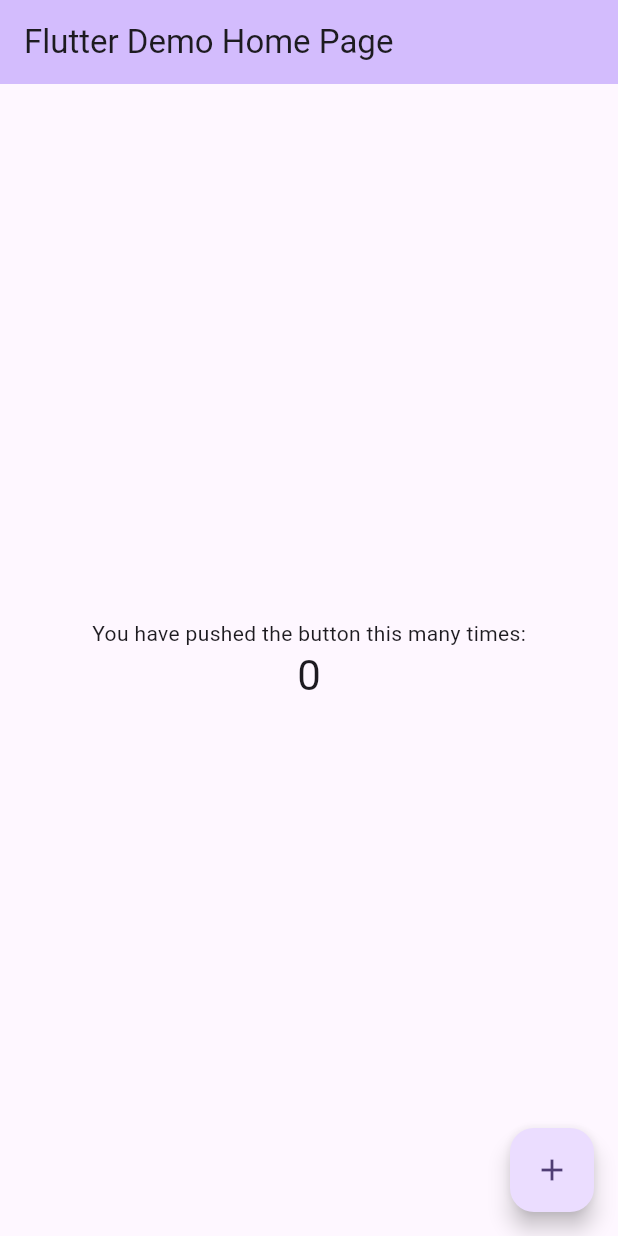
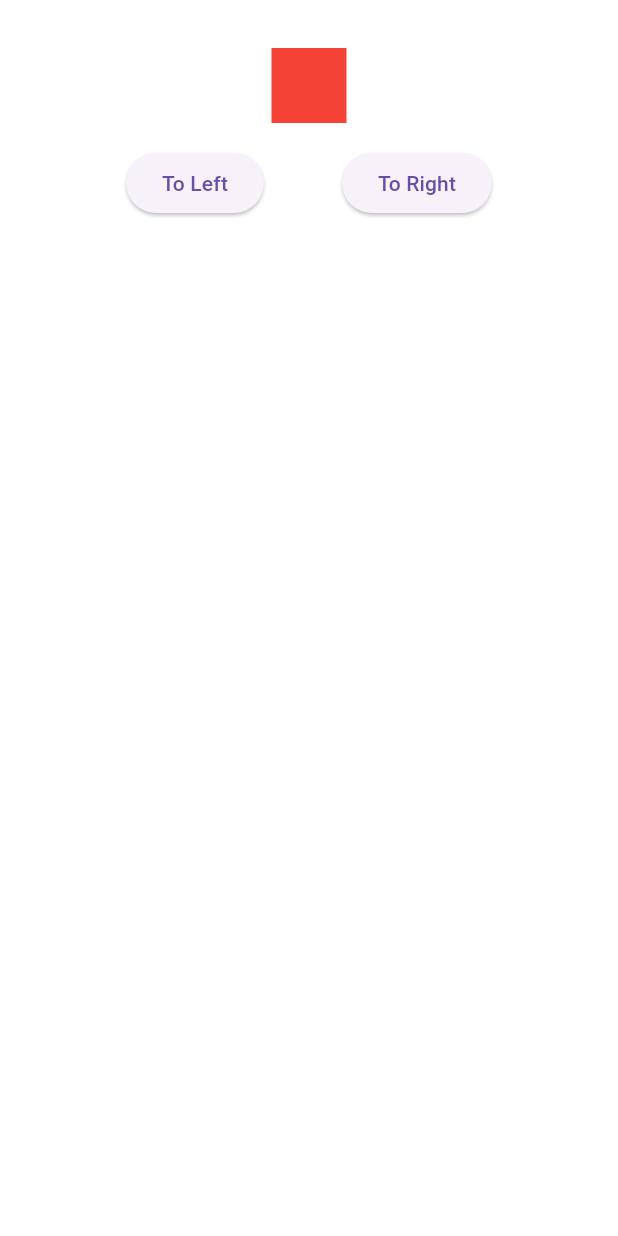
Before and after one commit to MuhammadAbdullahEhsan1/Moving-Sqaure, a Flutter app: the screen it shows after launch, on a phone screen of 412 x 824 dp. Run offline on Flutter 3.47's test engine with Material 3 defaults, Android fonts, the phone set to English and light mode, and no system bars.

Commit message:
Update main.dart

```diff
--- a/lib/main.dart
+++ b/lib/main.dart
@@ -1,5 +1,6 @@
 import 'package:flutter/material.dart';
 
+// The app starts here
 void main() {
   runApp(const MyApp());
 }
@@ -7,116 +8,107 @@ void main() {
 class MyApp extends StatelessWidget {
   const MyApp({super.key});
 
-  // This widget is the root of your application.
   @override
   Widget build(BuildContext context) {
-    return MaterialApp(
-      title: 'Flutter Demo',
-      theme: ThemeData(
-        // This is the theme of your application.
-        //
-        // TRY THIS: Try running your application with "flutter run". You'll see
-        // the application has a purple toolbar. Then, without quitting the app,
-        // try changing the seedColor in the colorScheme below to Colors.green
-        // and then invoke "hot reload" (save your changes or press the "hot
-        // reload" button in a Flutter-supported IDE, or press "r" if you used
-        // the command line to start the app).
-        //
-        // Notice that the counter didn't reset back to zero; the application
-        // state is not lost during the reload. To reset the state, use hot
-        // restart instead.
-        //
-        // This works for code too, not just values: Most code changes can be
-        // tested with just a hot reload.
-        colorScheme: ColorScheme.fromSeed(seedColor: Colors.deepPurple),
-      ),
-      home: const MyHomePage(title: 'Flutter Demo Home Page'),
+    return const MaterialApp(
+      debugShowCheckedModeBanner: false, // Hides the debug banner
+      home: Padding(padding: EdgeInsets.all(32.0), child: SquareAnimation()),
     );
   }
 }
 
-class MyHomePage extends StatefulWidget {
-  const MyHomePage({super.key, required this.title});
-
-  // This widget is the home page of your application. It is stateful, meaning
-  // that it has a State object (defined below) that contains fields that affect
-  // how it looks.
-
-  // This class is the configuration for the state. It holds the values (in this
-  // case the title) provided by the parent (in this case the App widget) and
-  // used by the build method of the State. Fields in a Widget subclass are
-  // always marked "final".
-
-  final String title;
+// This widget contains our moving square and buttons
+class SquareAnimation extends StatefulWidget {
+  const SquareAnimation({super.key});
 
   @override
-  State<MyHomePage> createState() => _MyHomePageState();
+  State<SquareAnimation> createState() => SquareAnimationState();
 }
 
-class _MyHomePageState extends State<MyHomePage> {
-  int _counter = 0;
+class SquareAnimationState extends State<SquareAnimation> {
+  // The size of our red square
+  static const _squareSize = 50.0;
 
-  void _incrementCounter() {
+  // Tracks that square is in center
+  Alignment _alignment = Alignment.center;
+
+  // Boolean for animation
+    bool _animating = false;
+
+  // Makes the square bounce
+  final Curve _curve = Curves.elasticInOut;
+
+  // The square's color
+  final MaterialColor _colors = Colors.red;
+
+  // Moves the square left
+  void _movingLeft() {
+    // Logic to check if already left or currently moving
+    if (_alignment == Alignment.centerLeft || _animating) return;
+
+    // update the state
     setState(() {
-      // This call to setState tells the Flutter framework that something has
-      // changed in this State, which causes it to rerun the build method below
-      // so that the display can reflect the updated values. If we changed
-      // _counter without calling setState(), then the build method would not be
-      // called again, and so nothing would appear to happen.
-      _counter++;
+      _animating = true;
+      _alignment = Alignment.centerLeft;
+    });
+  }
+
+  // Moves the square right
+  void _movingRight() {
+    // Logic to check if already right or currently moving
+    if (_alignment == Alignment.centerRight || _animating) return;
+
+    // Start moving right
+    setState(() {
+      _animating = true;
+      _alignment = Alignment.centerRight;
     });
   }
 
   @override
   Widget build(BuildContext context) {
-    // This method is rerun every time setState is called, for instance as done
-    // by the _incrementCounter method above.
-    //
-    // The Flutter framework has been optimized to make rerunning build methods
-    // fast, so that you can just rebuild anything that needs updating rather
-    // than having to individually change instances of widgets.
-    return Scaffold(
-      appBar: AppBar(
-        // TRY THIS: Try changing the color here to a specific color (to
-        // Colors.amber, perhaps?) and trigger a hot reload to see the AppBar
-        // change color while the other colors stay the same.
-        backgroundColor: Theme.of(context).colorScheme.inversePrimary,
-        // Here we take the value from the MyHomePage object that was created by
-        // the App.build method, and use it to set our appbar title.
-        title: Text(widget.title),
-      ),
-      body: Center(
-        // Center is a layout widget. It takes a single child and positions it
-        // in the middle of the parent.
-        child: Column(
-          // Column is also a layout widget. It takes a list of children and
-          // arranges them vertically. By default, it sizes itself to fit its
-          // children horizontally, and tries to be as tall as its parent.
-          //
-          // Column has various properties to control how it sizes itself and
-          // how it positions its children. Here we use mainAxisAlignment to
-          // center the children vertically; the main axis here is the vertical
-          // axis because Columns are vertical (the cross axis would be
-          // horizontal).
-          //
-          // TRY THIS: Invoke "debug painting" (choose the "Toggle Debug Paint"
-          // action in the IDE, or press "p" in the console), to see the
-          // wireframe for each widget.
-          mainAxisAlignment: MainAxisAlignment.center,
-          children: <Widget>[
-            const Text('You have pushed the button this many times:'),
-            Text(
-              '$_counter',
-              style: Theme.of(context).textTheme.headlineMedium,
+    return Column(
+      children: [
+        AnimatedAlign(
+          duration: const Duration(seconds: 1), // Movement takes 1 second
+          alignment: _alignment, // Where to move
+          curve: _curve, // Makes it bounce little
+          onEnd: () => setState(() => _animating = false), // Done moving
+          child: Container(
+            width: _squareSize,
+            height: _squareSize,
+            color: _colors,
+          ),
+        ),
+
+        // Some space between square and buttons
+        const SizedBox(height: 16),
+
+        // Our control buttons
+        Row(
+          mainAxisAlignment: MainAxisAlignment.spaceEvenly,
+          children: [
+            // Left button
+            ElevatedButton(
+              onPressed:
+                  // Disable button if already left or moving(null)
+                  _alignment == Alignment.centerLeft || _animating
+                      ? null
+                      : _movingLeft,
+              child: const Text('To Left'),
+            ),
+            // Right button
+            ElevatedButton(
+              onPressed:
+                  // Disable button if already right or moving(null)
+                  _alignment == Alignment.centerRight || _animating
+                      ? null
+                      : _movingRight,
+              child: const Text('To Right'),
             ),
           ],
         ),
-      ),
-      floatingActionButton: FloatingActionButton(
-        onPressed: _incrementCounter,
-        tooltip: 'Increment',
-        child: const Icon(Icons.add),
-      ), // This trailing comma makes auto-formatting nicer for build methods.
+      ],
     );
   }
 }
```
